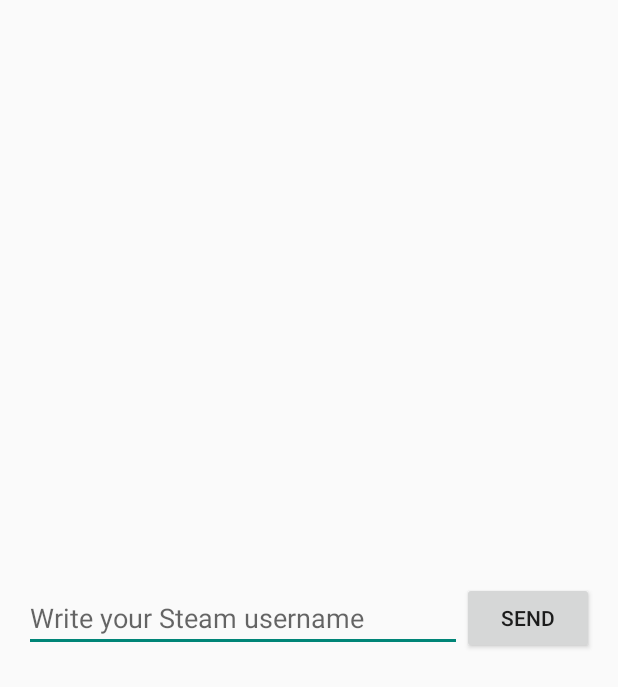
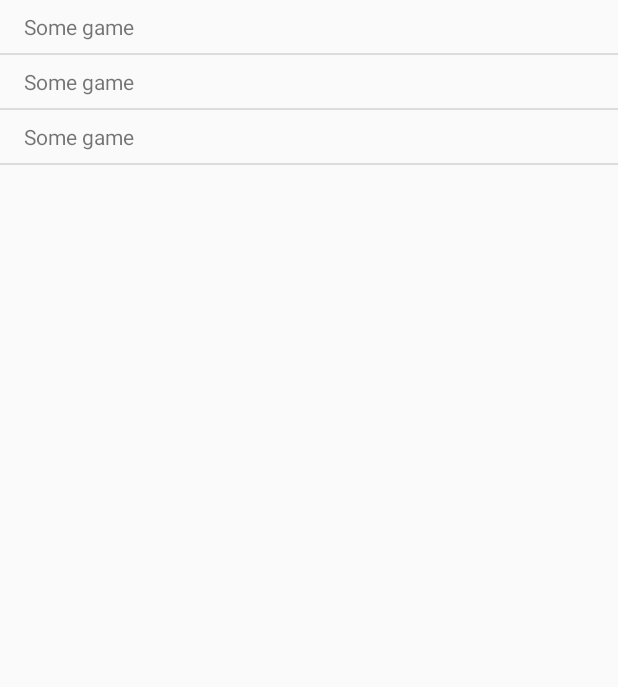
Before and after one commit to Shyish/SteamGamesStats, an Android app: the layout games_list_layout.xml on its own in the app's theme, with its tools: preview values and no code run, on a phone screen of 412 x 824 dp. Shown: the top 687 px of the screen. Run offline under Robolectric (Android 15) with nearby library versions, the phone set to English and light mode, and no system bars.

Commit message:
Added minimal UI for the games-listing functionality. Upgraded to version 0.1

```diff
--- a/app/build.gradle
+++ b/app/build.gradle
@@ -8,8 +8,8 @@ android {
         applicationId "com.zdvdev.steamgamesstats"
         minSdkVersion 9
         targetSdkVersion 19
-        versionCode 0
-        versionName "0.0"
+        versionCode 1
+        versionName "0.1"
     }
     buildTypes {
         release {
@@ -21,7 +21,7 @@ android {
 
 dependencies {
     compile fileTree(dir: 'libs', include: ['*.jar'])
-    compile 'com.android.support:appcompat-v7:19.+'
+    compile 'com.android.support:appcompat-v7:20.+'
     compile 'com.jakewharton:butterknife:+'
     compile 'com.squareup.retrofit:retrofit:+'
     compile 'com.netflix.rxjava:rxjava-android:+'
--- a/app/src/main/java/com/zdvdev/steamgamesstats/common/INavigable.java
+++ b/app/src/main/java/com/zdvdev/steamgamesstats/common/INavigable.java
@@ -12,7 +12,7 @@ import static com.zdvdev.steamgamesstats.common.AnimationUtils.AnimationType;
 public interface INavigable {
 
 	public enum Mode {
-		REPLACE, ADD
+		REPLACE, ADD, OVERLAP
 	}
 
 	public void navigateTo(Class<? extends Fragment> frag, Mode mode);
--- a/app/src/main/java/com/zdvdev/steamgamesstats/datamodel/model/GamesList.java
+++ b/app/src/main/java/com/zdvdev/steamgamesstats/datamodel/model/GamesList.java
@@ -1,8 +1,9 @@
 package com.zdvdev.steamgamesstats.datamodel.model;
 
+import java.io.Serializable;
 import java.util.List;
 
-public class GamesList {
+public class GamesList implements Serializable {
 	private String steamID64;
 
 	private List<Game> games;
--- a/app/src/main/java/com/zdvdev/steamgamesstats/ui/MainActivity.java
+++ b/app/src/main/java/com/zdvdev/steamgamesstats/ui/MainActivity.java
@@ -18,7 +18,7 @@ public class MainActivity extends NavigableActivity {
 
 		setContentView(R.layout.activity_main);
 		if (savedInstanceState == null) {
-			navigateTo(GamesListFragment.class, Mode.REPLACE);
+			navigateTo(UserSearchFragment.class, Mode.REPLACE);
 		}
 
 	}
--- /dev/null
+++ b/app/src/main/res/drawable/rounded_black_alpha.xml
@@ -0,0 +1,6 @@
+<?xml version="1.0" encoding="UTF-8"?>
+<shape xmlns:android="http://schemas.android.com/apk/res/android"
+       android:shape="rectangle">
+    <solid android:color="@color/black_60_alpha" />
+    <corners android:radius="5dp"/>
+</shape>
--- a/app/src/main/res/layout/game_list_row_layout.xml
+++ b/app/src/main/res/layout/game_list_row_layout.xml
@@ -1,12 +1,18 @@
 <?xml version="1.0" encoding="utf-8"?>
 <LinearLayout xmlns:android="http://schemas.android.com/apk/res/android"
+    xmlns:tools="http://schemas.android.com/tools"
     android:orientation="vertical"
     android:layout_width="match_parent"
-    android:layout_height="match_parent">
+    android:layout_height="match_parent"
+    android:paddingTop="@dimen/small_vertical_separation"
+    android:paddingBottom="@dimen/small_vertical_separation"
+    android:paddingLeft="@dimen/default_horizontal_separation"
+    android:paddingRight="@dimen/default_horizontal_separation">
 
     <TextView
         android:id="@+id/games_list_row_name"
         android:layout_width="match_parent"
-        android:layout_height="match_parent" />
+        android:layout_height="match_parent"
+        tools:text="Some game"/>
 
 </LinearLayout>
--- a/app/src/main/res/layout/games_list_layout.xml
+++ b/app/src/main/res/layout/games_list_layout.xml
@@ -1,34 +1,9 @@
 <?xml version="1.0" encoding="utf-8"?>
-<RelativeLayout xmlns:android="http://schemas.android.com/apk/res/android"
+<ListView xmlns:android="http://schemas.android.com/apk/res/android"
+    xmlns:tools="http://schemas.android.com/tools"
+    android:id="@+id/games_list"
     android:layout_width="match_parent"
     android:layout_height="match_parent"
-    android:paddingTop="@dimen/small_vertical_margin"
-    android:paddingBottom="@dimen/small_vertical_margin"
-    android:paddingLeft="@dimen/default_horizontal_margin"
-    android:paddingRight="@dimen/default_horizontal_margin">
+    tools:listitem="@layout/game_list_row_layout">
 
-    <EditText
-        android:id="@+id/games_list_name_field"
-        android:layout_width="wrap_content"
-        android:layout_height="wrap_content"
-        android:hint="@string/steam_user_hint"
-        android:layout_centerVertical="true"
-        android:layout_alignParentLeft="true"
-        android:layout_toLeftOf="@+id/games_list_send_button"/>
-
-    <Button
-        android:id="@+id/games_list_send_button"
-        android:layout_width="wrap_content"
-        android:layout_height="wrap_content"
-        android:text="@string/send"
-        android:layout_alignParentRight="true"
-        android:layout_centerVertical="true"/>
-
-    <ListView
-        android:id="@+id/games_list"
-        android:layout_width="match_parent"
-        android:layout_height="match_parent"
-        android:visibility="gone">
-
-    </ListView>
-</RelativeLayout>
+</ListView>
--- /dev/null
+++ b/app/src/main/res/values/colors.xml
@@ -0,0 +1,4 @@
+<?xml version="1.0" encoding="utf-8"?>
+<resources>
+    <color name="black_60_alpha">#AA000000</color>
+</resources>
--- a/app/src/main/res/values/dimens.xml
+++ b/app/src/main/res/values/dimens.xml
@@ -1,9 +1,11 @@
 <resources>
     <!-- Default screen margins, per the Android Design guidelines. -->
-    <dimen name="default_horizontal_margin">16dp</dimen>
-    <dimen name="default_vertical_margin">16dp</dimen>
-    <dimen name="big_horizontal_margin">32dp</dimen>
-    <dimen name="big_vertical_margin">32dp</dimen>
-    <dimen name="small_horizontal_margin">8dp</dimen>
-    <dimen name="small_vertical_margin">8dp</dimen>
+    <dimen name="big_horizontal_separation">32dp</dimen>
+    <dimen name="big_vertical_separation">32dp</dimen>
+    <dimen name="default_horizontal_separation">16dp</dimen>
+    <dimen name="default_vertical_separation">16dp</dimen>
+    <dimen name="small_horizontal_separation">8dp</dimen>
+    <dimen name="small_vertical_separation">8dp</dimen>
+    <dimen name="smallest_horizontal_separation">4dp</dimen>
+    <dimen name="smallest_vertical_separation">4dp</dimen>
 </resources>
--- a/app/src/main/res/values/strings.xml
+++ b/app/src/main/res/values/strings.xml
@@ -5,5 +5,6 @@
     <string name="send">Send</string>
     <string name="steam_user_hint">Write your Steam username</string>
     <string name="error_field_required">Required field</string>
+    <string name="error_nodata">Error: No data provided</string>
 
 </resources>
```
Also changed, not shown: app/src/main/java/com/zdvdev/steamgamesstats/ui/GamesListFragment.java (+15 -35 lines), app/src/main/java/com/zdvdev/steamgamesstats/ui/UserSearchFragment.java (added, +76 -0 lines), app/src/main/java/com/zdvdev/steamgamesstats/ui/navigable/NavigableActivity.java (+6 -1 lines), app/src/main/res/layout/loading_view.xml (added, +28 -0 lines), app/src/main/res/layout/user_search_layout.xml (added, +31 -0 lines), 1 other file.
